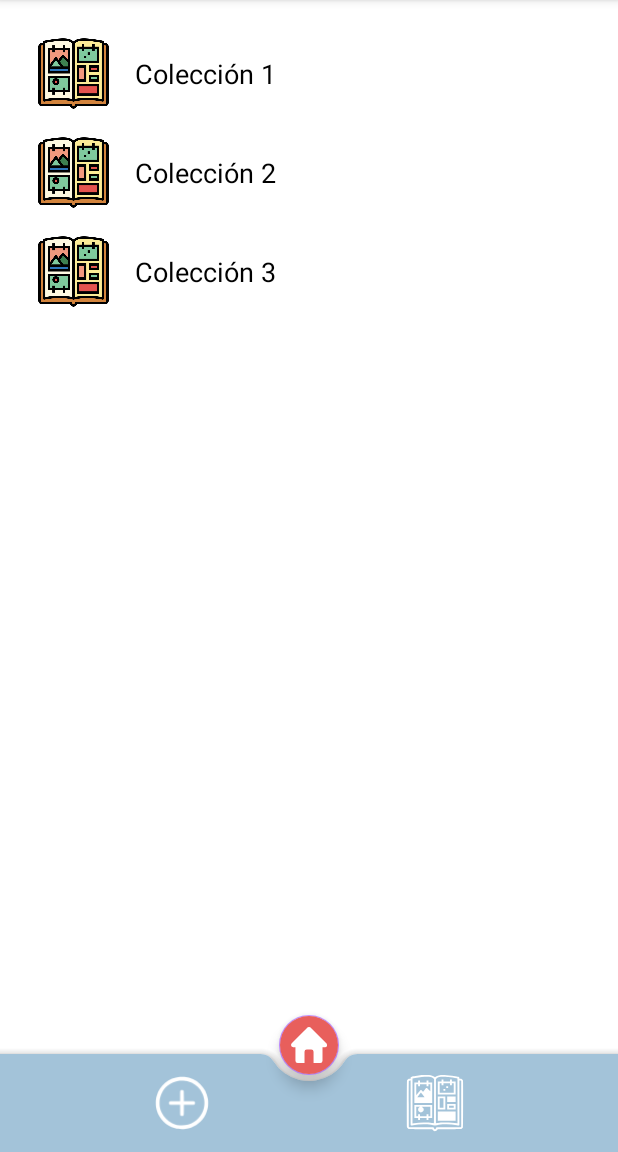
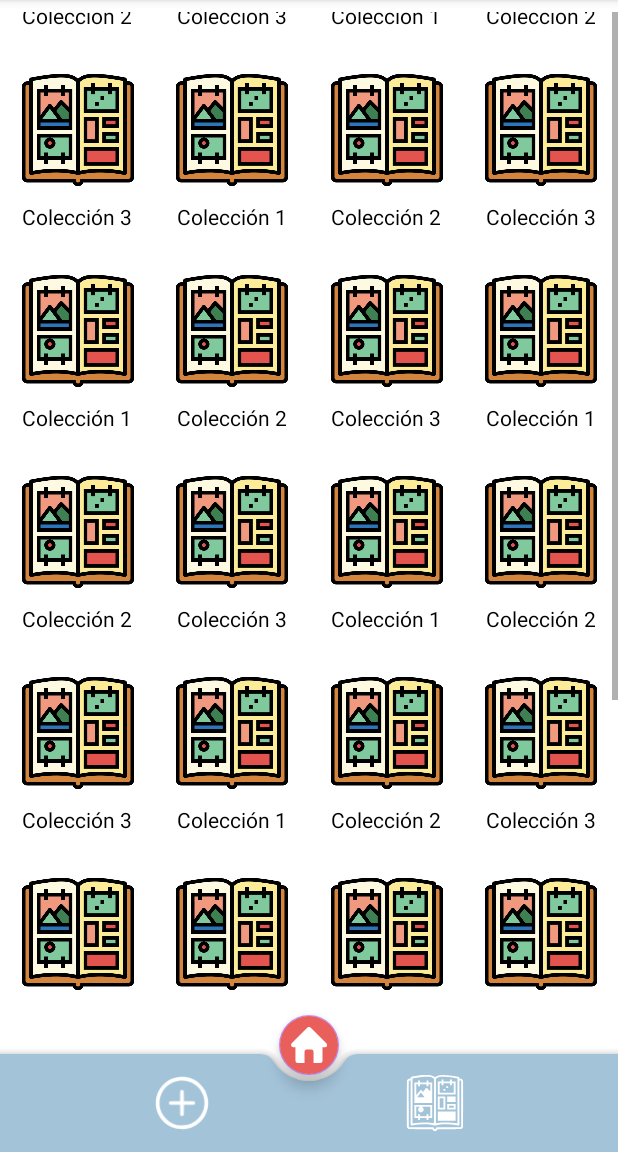
Before and after one commit to FundacioEsplaiJava2024/Flashcards, an Android app: the CollectionsActivity screen opened directly, with no data from a screen before it, on a phone screen of 412 x 824 dp, the part 84-1236 px from its top. Run offline under Robolectric (Android 15) with nearby library versions, the phone set to English and light mode, and no system bars.

Commit message:
Fixed collections

```diff
--- a/App/app/src/main/java/com/esplai/flashcards/ui/CollectionsActivity.java
+++ b/App/app/src/main/java/com/esplai/flashcards/ui/CollectionsActivity.java
@@ -4,7 +4,7 @@ import android.os.Bundle;
 import android.view.LayoutInflater;
 import android.view.View;
 import android.widget.ImageView;
-import android.widget.LinearLayout;
+import android.widget.GridLayout;
 import android.widget.TextView;
 
 import androidx.appcompat.app.AppCompatActivity;
@@ -17,7 +17,7 @@ import java.util.List;
 
 public class CollectionsActivity extends AppCompatActivity {
 
-    private LinearLayout collectionsContainer;
+    private GridLayout collectionsContainer;
 
     @Override
     protected void onCreate(Bundle savedInstanceState) {
@@ -37,12 +37,21 @@ public class CollectionsActivity extends AppCompatActivity {
     private void addCollectionView(Collection collection) {
         View collectionView = LayoutInflater.from(this).inflate(R.layout.collection_item, collectionsContainer, false);
 
-        ImageView collectionIcon = collectionView.findViewById(R.id.collectionIcon);
-        TextView collectionName = collectionView.findViewById(R.id.collectionName);
+        ImageView collectionIcon = collectionView.findViewById(R.id.collection_image);
+        TextView collectionName = collectionView.findViewById(R.id.collection_title);
 
         // Configura la vista con los datos de la colección
         collectionIcon.setImageResource(R.drawable.album_colored); // o una imagen dinámica si tienes una URL
         collectionName.setText(collection.getTitle());
+
+        // Ajusta los parámetros de layout para que se distribuyan correctamente en el GridLayout
+        GridLayout.LayoutParams params = new GridLayout.LayoutParams();
+        params.width = 0;
+        params.height = GridLayout.LayoutParams.WRAP_CONTENT;
+        params.columnSpec = GridLayout.spec(GridLayout.UNDEFINED, 1f);
+        params.rowSpec = GridLayout.spec(GridLayout.UNDEFINED, 1f);
+        params.setMargins(8, 8, 8, 8);
+        collectionView.setLayoutParams(params);
 
         // Añade la vista al contenedor
         collectionsContainer.addView(collectionView);
@@ -53,6 +62,28 @@ public class CollectionsActivity extends AppCompatActivity {
         List<Collection> collections = new ArrayList<>();
         collections.add(new Collection("Colección 1"));
         collections.add(new Collection("Colección 2"));
+        collections.add(new Collection("Colección 3"));collections.add(new Collection("Colección 1"));
+        collections.add(new Collection("Colección 2"));
+        collections.add(new Collection("Colección 3"));collections.add(new Collection("Colección 1"));
+        collections.add(new Collection("Colección 2"));
+        collections.add(new Collection("Colección 3"));collections.add(new Collection("Colección 1"));
+        collections.add(new Collection("Colección 2"));
+        collections.add(new Collection("Colección 3"));collections.add(new Collection("Colección 1"));
+        collections.add(new Collection("Colección 2"));
+        collections.add(new Collection("Colección 3"));collections.add(new Collection("Colección 1"));
+        collections.add(new Collection("Colección 2"));
+        collections.add(new Collection("Colección 3"));collections.add(new Collection("Colección 1"));
+        collections.add(new Collection("Colección 2"));
+        collections.add(new Collection("Colección 3"));collections.add(new Collection("Colección 1"));
+        collections.add(new Collection("Colección 2"));
+        collections.add(new Collection("Colección 3"));collections.add(new Collection("Colección 1"));
+        collections.add(new Collection("Colección 2"));
+        collections.add(new Collection("Colección 3"));collections.add(new Collection("Colección 1"));
+        collections.add(new Collection("Colección 2"));
+        collections.add(new Collection("Colección 3"));collections.add(new Collection("Colección 1"));
+        collections.add(new Collection("Colección 2"));
+        collections.add(new Collection("Colección 3"));collections.add(new Collection("Colección 1"));
+        collections.add(new Collection("Colección 2"));
         collections.add(new Collection("Colección 3"));
         return collections;
     }
--- a/App/app/src/main/res/layout/collection_item.xml
+++ b/App/app/src/main/res/layout/collection_item.xml
@@ -1,32 +1,25 @@
 <?xml version="1.0" encoding="utf-8"?>
-<androidx.constraintlayout.widget.ConstraintLayout xmlns:android="http://schemas.android.com/apk/res/android"
-    xmlns:app="http://schemas.android.com/apk/res-auto"
-    android:layout_width="match_parent"
+<LinearLayout xmlns:android="http://schemas.android.com/apk/res/android"
+    android:orientation="vertical"
+    android:layout_width="wrap_content"
     android:layout_height="wrap_content"
-    android:padding="8dp">
+    android:padding="8dp"
+    android:gravity="center">
 
     <ImageView
-        android:id="@+id/collectionIcon"
-        android:layout_width="50dp"
-        android:layout_height="50dp"
-        android:src="@drawable/album_colored"
-        app:layout_constraintStart_toStartOf="parent"
-        app:layout_constraintTop_toTopOf="parent"
-        app:layout_constraintBottom_toBottomOf="parent"
-        app:layout_constraintEnd_toStartOf="@+id/collectionName"
-        app:layout_constraintHorizontal_chainStyle="packed"/>
+        android:id="@+id/collection_image"
+        android:layout_width="80dp"
+        android:layout_height="80dp"
+        android:layout_gravity="center"
+        android:src="@drawable/album_colored" />
 
     <TextView
-        android:id="@+id/collectionName"
-        android:layout_width="0dp"
+        android:id="@+id/collection_title"
+        android:layout_width="wrap_content"
         android:layout_height="wrap_content"
-        android:layout_marginStart="16dp"
-        android:text="Collection Name"
-        android:textSize="18sp"
-        app:layout_constraintStart_toEndOf="@+id/collectionIcon"
-        app:layout_constraintEnd_toEndOf="parent"
-        app:layout_constraintTop_toTopOf="parent"
-        app:layout_constraintBottom_toBottomOf="parent"
-        android:textColor="@android:color/black"/>
-
-</androidx.constraintlayout.widget.ConstraintLayout>
+        android:layout_marginTop="8dp"
+        android:gravity="center"
+        android:text="Collection Title"
+        android:textColor="@android:color/black"
+        android:textSize="14sp" />
+</LinearLayout>
--- a/App/app/src/main/res/layout/collection_screen.xml
+++ b/App/app/src/main/res/layout/collection_screen.xml
@@ -4,7 +4,7 @@
     xmlns:tools="http://schemas.android.com/tools"
     android:layout_width="match_parent"
     android:layout_height="match_parent"
-    tools:context=".CollectionsActivity">
+    tools:context="ui.CollectionsActivity">
 
     <include
         android:id="@+id/footer"
@@ -18,20 +18,23 @@
     <ScrollView
         android:layout_width="match_parent"
         android:layout_height="0dp"
+        android:layout_marginTop="8dp"
         app:layout_constraintStart_toStartOf="parent"
         app:layout_constraintEnd_toEndOf="parent"
         app:layout_constraintTop_toTopOf="parent"
         app:layout_constraintBottom_toTopOf="@id/footer">
 
-        <LinearLayout
+        <GridLayout
+            android:paddingTop="?attr/actionBarSize"
             android:id="@+id/collectionsContainer"
             android:layout_width="match_parent"
             android:layout_height="wrap_content"
-            android:orientation="vertical"
-            android:padding="16dp">
-            <!-- Aquí se añadirán dinámicamente los elementos de colección -->
-        </LinearLayout>
+            android:columnCount="4"
+            android:layout_gravity="center">
 
+            <!-- Aquí se agregarán los elementos dinámicamente -->
+
+        </GridLayout>
     </ScrollView>
 
 </androidx.constraintlayout.widget.ConstraintLayout>
```
